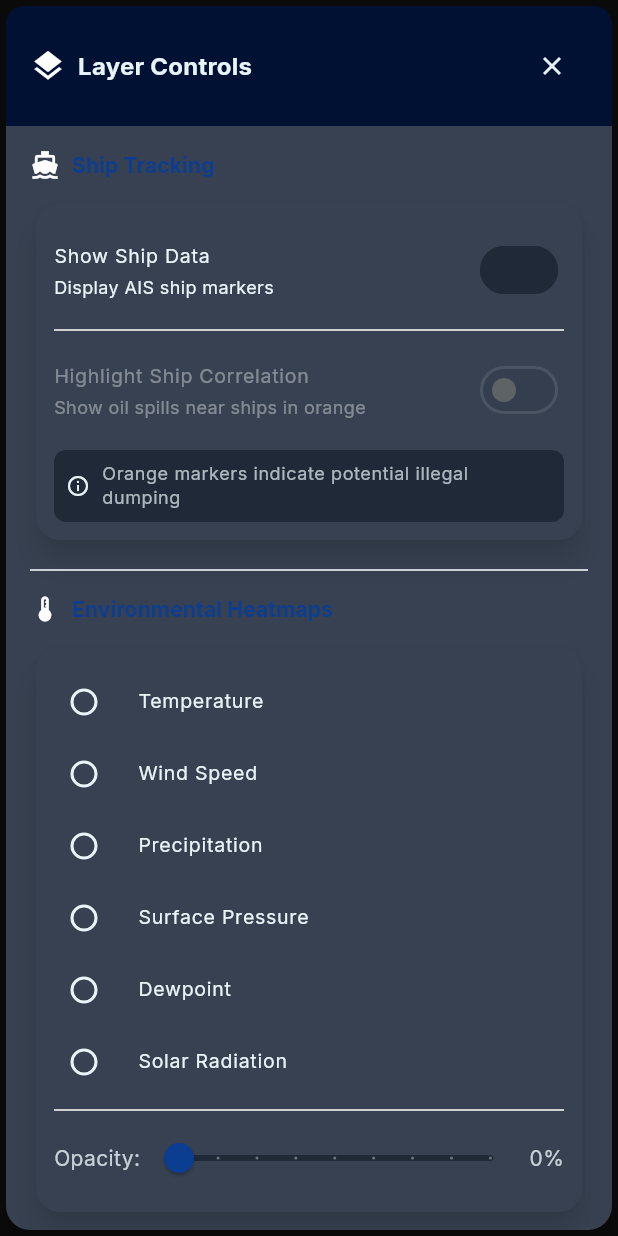
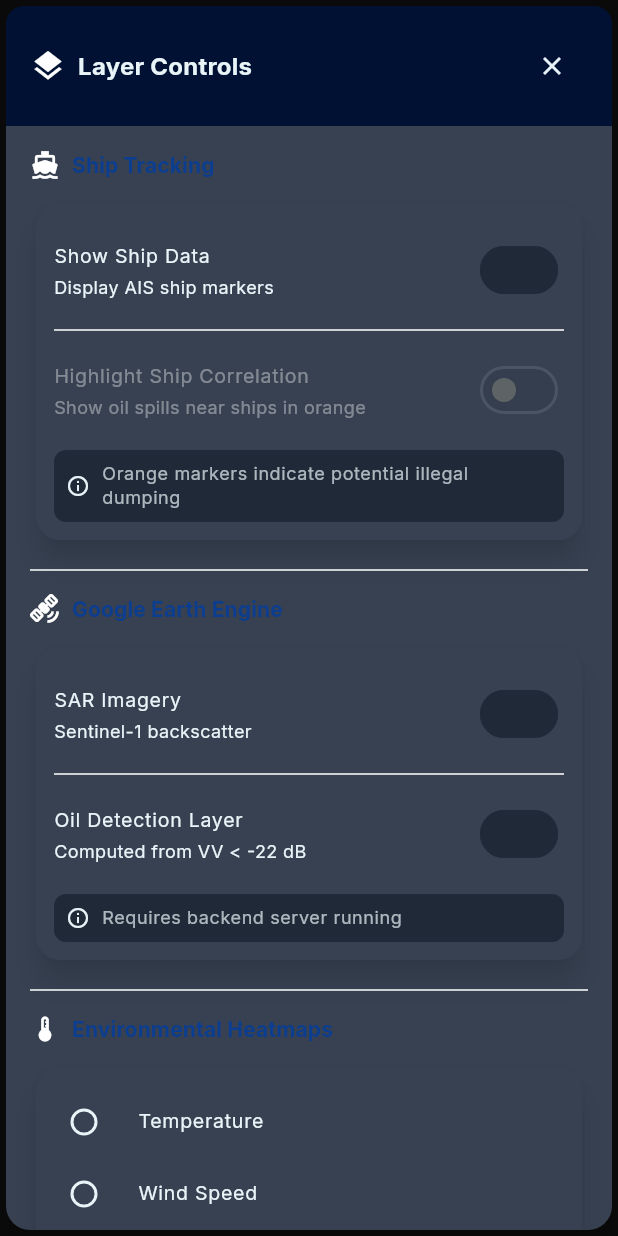
Before and after one commit to pranalitalla8/sarveillance, a Flutter app: the LayerControlPanel widget shown alone on an empty page, opened directly with empty values, on a phone screen of 412 x 824 dp. Run offline on Flutter 3.47's test engine with Material 3 defaults, Android fonts, the phone set to English and light mode, and no system bars; our stand-ins replace csv, fl_chart, flutter_map, google_fonts, latlong2; network calls fail.

Commit message:
added google earth engine api

```diff
--- a/lib/widgets/layer_control_panel.dart
+++ b/lib/widgets/layer_control_panel.dart
@@ -10,6 +10,11 @@ class LayerControlPanel extends StatefulWidget {
   final double heatmapOpacity;
   final ValueChanged<String?> onHeatmapChanged;
   final ValueChanged<double> onHeatmapOpacityChanged;
+  // Google Earth Engine layers
+  final bool showGEESAR;
+  final bool showGEEOilDetection;
+  final ValueChanged<bool> onGEESARChanged;
+  final ValueChanged<bool> onGEEOilDetectionChanged;
 
   const LayerControlPanel({
     super.key,
@@ -22,6 +27,10 @@ class LayerControlPanel extends StatefulWidget {
     required this.heatmapOpacity,
     required this.onHeatmapChanged,
     required this.onHeatmapOpacityChanged,
+    required this.showGEESAR,
+    required this.showGEEOilDetection,
+    required this.onGEESARChanged,
+    required this.onGEEOilDetectionChanged,
   });
 
   @override
@@ -91,6 +100,8 @@ class _LayerControlPanelState extends State<LayerControlPanel> {
               padding: const EdgeInsets.all(16),
               children: [
                 _buildShipTrackingSection(),
+                const Divider(height: 32),
+                _buildGEESection(),
                 const Divider(height: 32),
                 _buildLayerSection('Environmental Heatmaps', [
                   'Temperature',
@@ -184,6 +195,78 @@ class _LayerControlPanelState extends State<LayerControlPanel> {
                       Expanded(
                         child: Text(
                           'Orange markers indicate potential illegal dumping',
+                          style: Theme.of(context).textTheme.bodySmall,
+                        ),
+                      ),
+                    ],
+                  ),
+                ),
+              ],
+            ),
+          ),
+        ),
+      ],
+    );
+  }
+
+  Widget _buildGEESection() {
+    return Column(
+      crossAxisAlignment: CrossAxisAlignment.start,
+      children: [
+        Row(
+          children: [
+            const Icon(Icons.satellite_alt, size: 20),
+            const SizedBox(width: 8),
+            Text(
+              'Google Earth Engine',
+              style: Theme.of(context).textTheme.titleSmall?.copyWith(
+                fontWeight: FontWeight.bold,
+                color: Theme.of(context).colorScheme.primary,
+              ),
+            ),
+          ],
+        ),
+        const SizedBox(height: 12),
+        Card(
+          child: Padding(
+            padding: const EdgeInsets.all(12),
+            child: Column(
+              children: [
+                SwitchListTile(
+                  value: widget.showGEESAR,
+                  onChanged: widget.onGEESARChanged,
+                  title: const Text('SAR Imagery'),
+                  subtitle: const Text('Sentinel-1 backscatter'),
+                  contentPadding: EdgeInsets.zero,
+                  dense: true,
+                ),
+                const Divider(),
+                SwitchListTile(
+                  value: widget.showGEEOilDetection,
+                  onChanged: widget.onGEEOilDetectionChanged,
+                  title: const Text('Oil Detection Layer'),
+                  subtitle: const Text('Computed from VV < -22 dB'),
+                  contentPadding: EdgeInsets.zero,
+                  dense: true,
+                ),
+                const SizedBox(height: 8),
+                Container(
+                  padding: const EdgeInsets.all(8),
+                  decoration: BoxDecoration(
+                    color: Theme.of(context).colorScheme.surfaceContainerHighest,
+                    borderRadius: BorderRadius.circular(8),
+                  ),
+                  child: Row(
+                    children: [
+                      Icon(
+                        Icons.info_outline,
+                        size: 16,
+                        color: Theme.of(context).colorScheme.onSurfaceVariant,
+                      ),
+                      const SizedBox(width: 8),
+                      Expanded(
+                        child: Text(
+                          'Requires backend server running',
                           style: Theme.of(context).textTheme.bodySmall,
                         ),
                       ),
```
Also changed, not shown: lib/screens/analyze_screen.dart (+65 -0 lines), lib/services/gee_tile_service.dart (added, +142 -0 lines).
